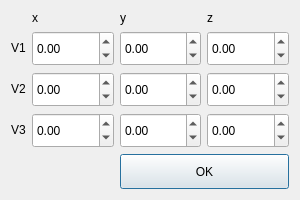
Before: the Qt Designer form QtGui/Create_Triangle.ui in c-zar/Qt-OpenGL-Raytracer, drawn with Qt 5.
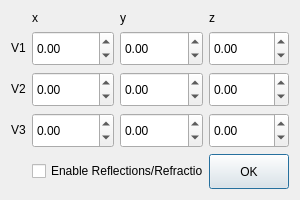
After: the same form once the commit is applied.

```diff
--- a/QtGui/Create_Triangle.ui
+++ b/QtGui/Create_Triangle.ui
@@ -302,7 +302,7 @@
      </property>
     </widget>
    </item>
-   <item row="4" column="2" colspan="2">
+   <item row="4" column="3">
     <widget class="QPushButton" name="btnOK">
      <property name="sizePolicy">
       <sizepolicy hsizetype="Expanding" vsizetype="Expanding">
@@ -315,6 +315,19 @@
      </property>
     </widget>
    </item>
+   <item row="4" column="1" colspan="2">
+    <widget class="QCheckBox" name="checkBoxRR">
+     <property name="sizePolicy">
+      <sizepolicy hsizetype="Expanding" vsizetype="Fixed">
+       <horstretch>0</horstretch>
+       <verstretch>0</verstretch>
+      </sizepolicy>
+     </property>
+     <property name="text">
+      <string>Enable Reflections/Refraction</string>
+     </property>
+    </widget>
+   </item>
   </layout>
  </widget>
  <layoutdefault spacing="6" margin="11"/>
```
